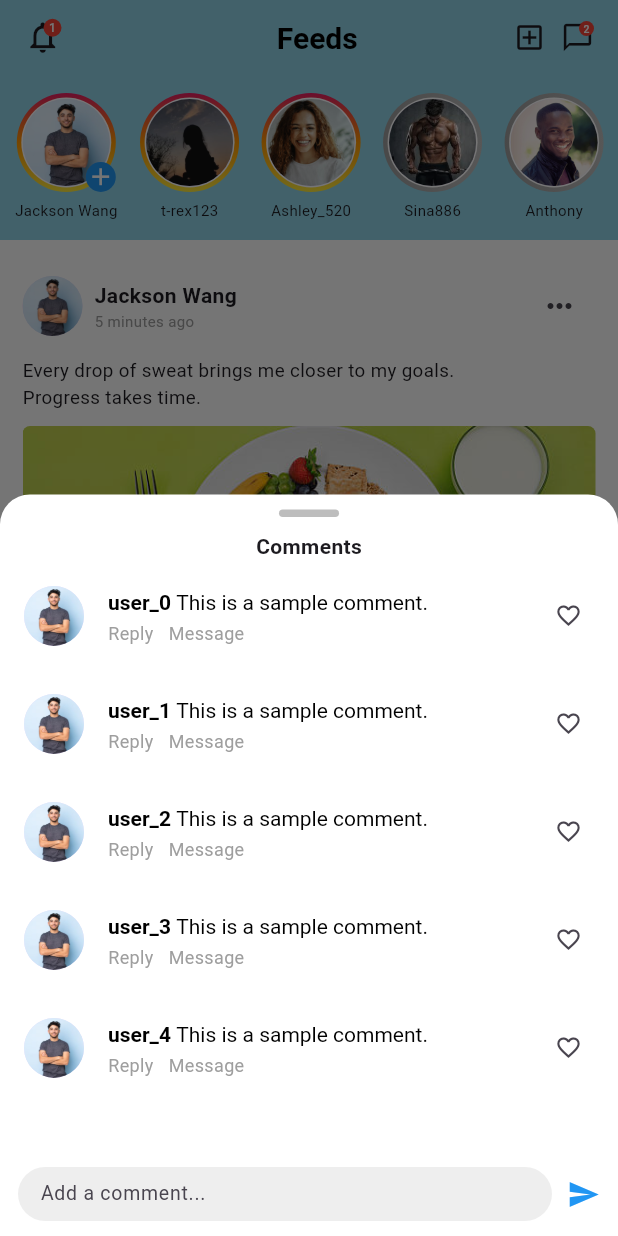
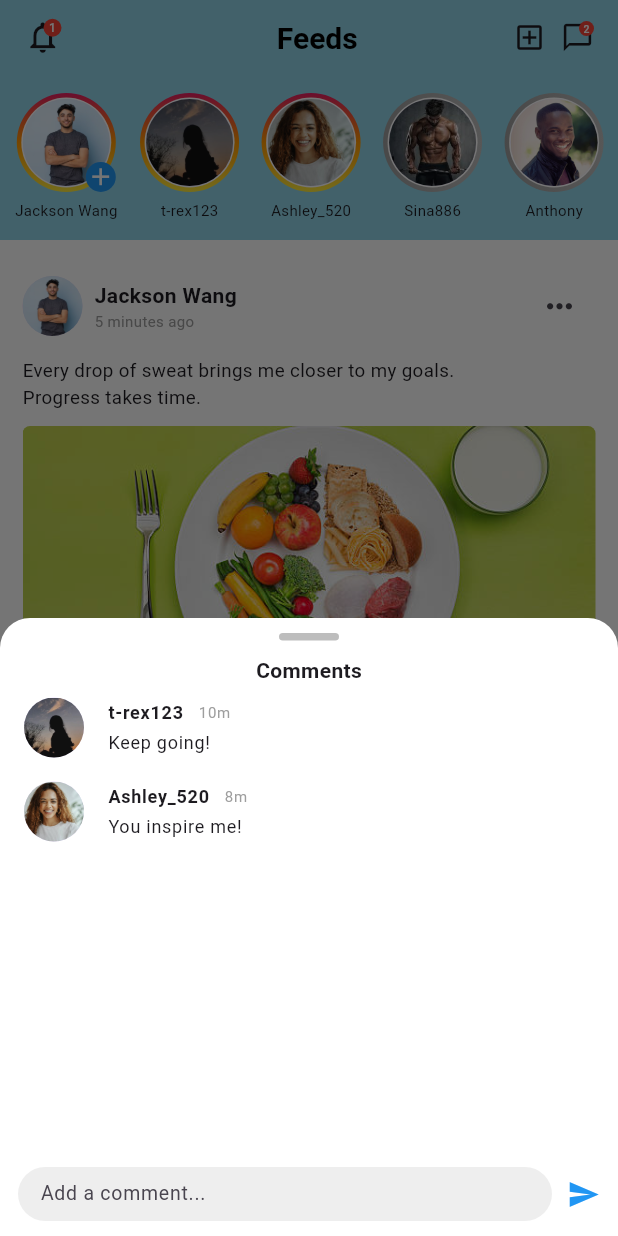
Before and after one commit to RRTeoh/Mobile, a Flutter app: the screen it shows after launch, item 2 of the bottom bar chosen, after a tap on the "comment" icon, on a phone screen of 412 x 824 dp. Run offline on Flutter 3.47's test engine with Material 3 defaults, Android fonts, the phone set to English and light mode, and no system bars; our stand-ins replace flutter_rating_bar, percent_indicator.

Commit message:
pm and comment

```diff
--- a/lib/details/post.dart
+++ b/lib/details/post.dart
@@ -6,9 +6,9 @@ class Posts extends StatefulWidget {
   final String postImage;
   final String caption;
   final String timeAgo;
-  final int likes;
-  final int comments;
+  final int initialLikes;
   final int shares;
+  final List<Map<String, String>> initialComments;
 
   const Posts({
     required this.username,
@@ -16,9 +16,9 @@ class Posts extends StatefulWidget {
     required this.postImage,
     required this.caption,
     required this.timeAgo,
-    required this.likes,
-    required this.comments,
+    required this.initialLikes,
     required this.shares,
+    required this.initialComments,
     super.key,
   });
 
@@ -29,11 +29,14 @@ class Posts extends StatefulWidget {
 class _PostsState extends State<Posts> {
   late int likeCount;
   bool isLiked = false;
+  final TextEditingController _commentController = TextEditingController();
+  List<Map<String, String>> commentList = [];
 
   @override
   void initState() {
     super.initState();
-    likeCount = widget.likes;
+    likeCount = widget.initialLikes;
+    commentList = [...widget.initialComments];
   }
 
   void toggleLike() {
@@ -43,101 +46,112 @@ class _PostsState extends State<Posts> {
     });
   }
 
+  void _submitComment() {
+    String comment = _commentController.text.trim();
+    if (comment.isEmpty) return;
+    setState(() {
+      commentList.add({
+        "user": widget.username,
+        "comment": comment,
+        "avatar": widget.userImage,
+        "time": widget.timeAgo
+      });
+      _commentController.clear();
+    });
+  }
+
   void _showCommentPanel() {
     showModalBottomSheet(
       context: context,
       isScrollControlled: true,
       backgroundColor: Colors.white,
-      shape: RoundedRectangleBorder(
+      shape: const RoundedRectangleBorder(
         borderRadius: BorderRadius.vertical(top: Radius.circular(20)),
       ),
       builder: (context) {
         return Padding(
           padding: EdgeInsets.only(bottom: MediaQuery.of(context).viewInsets.bottom),
           child: DraggableScrollableSheet(
-            initialChildSize: 0.6,
-            minChildSize: 0.4,
-            maxChildSize: 0.95,
+            initialChildSize: 0.5,
+            minChildSize: 0.3,
+            maxChildSize: 0.9,
             expand: false,
-            builder: (context, scrollController) {
+            builder: (_, scrollController) {
               return Column(
                 children: [
-                  // Handle bar and title
                   Container(
                     width: 40,
                     height: 5,
-                    margin: EdgeInsets.symmetric(vertical: 10),
+                    margin: const EdgeInsets.symmetric(vertical: 10),
                     decoration: BoxDecoration(
                       color: Colors.grey[400],
                       borderRadius: BorderRadius.circular(10),
                     ),
                   ),
-                  Text("Comments", style: TextStyle(fontWeight: FontWeight.bold)),
-
-                  // Comment list
+                  const Text("Comments", style: TextStyle(fontWeight: FontWeight.bold)),
                   Expanded(
                     child: ListView.builder(
                       controller: scrollController,
-                      itemCount: 5,
+                      itemCount: commentList.length,
                       itemBuilder: (context, index) {
-                        return Dismissible(
-                          key: Key('comment_$index'),
-                          direction: DismissDirection.endToStart,
-                          background: slideActions(),
-                          child: ListTile(
-                            leading: CircleAvatar(
-                              backgroundImage: AssetImage(widget.userImage),
-                            ),
-                            title: RichText(
-                              text: TextSpan(
-                                style: TextStyle(color: Colors.black),
+                        final item = commentList[index];
+                        return ListTile(
+                          leading: CircleAvatar(
+                            radius: 20,
+                            backgroundImage: AssetImage(item["avatar"] ?? widget.userImage),
+                          ),
+                          title: Column(
+                            crossAxisAlignment: CrossAxisAlignment.start,
+                            children: [
+                              Row(
                                 children: [
-                                  TextSpan(
-                                    text: "user_$index ",
-                                    style: TextStyle(fontWeight: FontWeight.bold),
+                                  Text(
+                                    item['user'] ?? '',
+                                    style: const TextStyle(fontWeight: FontWeight.bold,fontSize:12,),
                                   ),
-                                  TextSpan(text: "This is a sample comment."),
+                                  const SizedBox(width: 10),
+                                  Text(
+                                    item['time'] ?? '',
+                                    style: const TextStyle(fontSize: 10, color: Colors.grey),
+                                  )
                                 ],
                               ),
-                            ),
-                            subtitle: Row(
-                              children: [
-                                Text("Reply", style: TextStyle(fontSize: 12, color: Colors.grey)),
-                                SizedBox(width: 10),
-                                Text("Message", style: TextStyle(fontSize: 12, color: Colors.grey)),
-                              ],
-                            ),
-                            trailing: Icon(Icons.favorite_border, size: 18),
+                              const SizedBox(height: 2),
+                              Text(item['comment'] ?? '', style: const TextStyle(fontSize: 12)),
+                            ],
                           ),
                         );
                       },
                     ),
                   ),
-
-                  // Comment input only (no emoji bar)
                   Padding(
                     padding: const EdgeInsets.symmetric(horizontal: 12, vertical: 10),
                     child: Row(
                       children: [
                         Expanded(
                           child: Container(
-                            padding: EdgeInsets.symmetric(horizontal: 15, vertical: 8),
+                            padding: const EdgeInsets.symmetric(horizontal: 15, vertical: 8),
                             decoration: BoxDecoration(
                               color: Colors.grey[200],
                               borderRadius: BorderRadius.circular(25),
                             ),
                             child: TextField(
-                              decoration: InputDecoration(
+                              controller: _commentController,
+                              decoration: const InputDecoration(
                                 hintText: "Add a comment...",
                                 border: InputBorder.none,
                                 isCollapsed: true,
                               ),
-                              style: TextStyle(fontSize: 13),
+                              style: const TextStyle(fontSize: 13),
+                              onSubmitted: (_) => _submitComment(),
                             ),
                           ),
                         ),
-                        SizedBox(width: 10),
-                        Icon(Icons.send, size: 22, color: Colors.blue),
+                        const SizedBox(width: 10),
+                        GestureDetector(
+                          onTap: _submitComment,
+                          child: const Icon(Icons.send, size: 22, color: Colors.blue),
+                        ),
                       ],
                     ),
                   ),
@@ -147,30 +161,6 @@ class _PostsState extends State<Posts> {
           ),
         );
       },
-    );
-  }
-
-  Widget slideActions() {
-    return Container(
-      alignment: Alignment.centerRight,
-      padding: EdgeInsets.symmetric(horizontal: 15),
-      color: Colors.redAccent,
-      child: Row(
-        mainAxisAlignment: MainAxisAlignment.end,
-        children: [
-          Container(
-            padding: EdgeInsets.all(6),
-            decoration: BoxDecoration(color: Colors.grey[800], shape: BoxShape.circle),
-            child: Icon(Icons.edit, color: Colors.white, size: 16),
-          ),
-          SizedBox(width: 10),
-          Container(
-            padding: EdgeInsets.all(6),
-            decoration: BoxDecoration(color: Colors.red, shape: BoxShape.circle),
-            child: Icon(Icons.delete, color: Colors.white, size: 16),
-          ),
-        ],
-      ),
     );
   }
 
@@ -184,7 +174,7 @@ class _PostsState extends State<Posts> {
       child: ListTile(
         dense: true,
         leading: Icon(icon, size: 22, color: Colors.black),
-        title: Text(title, style: TextStyle(fontSize: 14)),
+        title: Text(title, style: const TextStyle(fontSize: 14)),
       ),
     );
   }
@@ -196,27 +186,29 @@ class _PostsState extends State<Posts> {
       child: Column(
         crossAxisAlignment: CrossAxisAlignment.start,
         children: [
-          // Top bar
           Row(
             children: [
-              CircleAvatar(radius: 20, backgroundImage: AssetImage(widget.userImage)),
-              SizedBox(width: 8),
+              CircleAvatar(
+                radius: 20,
+                backgroundImage: AssetImage(widget.userImage),
+              ),
+              const SizedBox(width: 8),
               Column(
                 crossAxisAlignment: CrossAxisAlignment.start,
                 children: [
-                  Text(widget.username, style: TextStyle(fontWeight: FontWeight.bold)),
-                  Text(widget.timeAgo, style: TextStyle(fontSize: 10, color: Colors.grey)),
+                  Text(widget.username, style: const TextStyle(fontWeight: FontWeight.bold)),
+                  Text(widget.timeAgo, style: const TextStyle(fontSize: 10, color: Colors.grey)),
                 ],
               ),
-              Spacer(),
+              const Spacer(),
               IconButton(
-                icon: Icon(Icons.more_horiz),
+                icon: const Icon(Icons.more_horiz, size: 25),
                 onPressed: () {
                   showModalBottomSheet(
                     context: context,
                     builder: (context) {
                       return ClipRRect(
-                        borderRadius: BorderRadius.vertical(top: Radius.circular(20)),
+                        borderRadius: const BorderRadius.vertical(top: Radius.circular(20)),
                         child: Container(
                           color: Colors.grey[100],
                           padding: const EdgeInsets.symmetric(vertical: 20, horizontal: 15),
@@ -226,19 +218,20 @@ class _PostsState extends State<Posts> {
                               Container(
                                 width: 40,
                                 height: 5,
-                                margin: EdgeInsets.only(bottom: 15),
+                                margin: const EdgeInsets.only(bottom: 15),
                                 decoration: BoxDecoration(
                                   color: Colors.grey[400],
                                   borderRadius: BorderRadius.circular(10),
                                 ),
                               ),
                               _buildOptionTile(Icons.bookmark_outline, 'Save'),
-                              SizedBox(height: 10),
+                              const SizedBox(height: 10),
                               _buildOptionTile(Icons.star_outline, 'Add to Favourites'),
-                              SizedBox(height: 10),
+                              const SizedBox(height: 10),
                               _buildOptionTile(Icons.person_outline, 'About this account'),
-                              SizedBox(height: 10),
+                              const SizedBox(height: 10),
                               _buildOptionTile(Icons.hide_source, 'Hide'),
+                              const SizedBox(height: 10),
                             ],
                           ),
                         ),
@@ -249,23 +242,19 @@ class _PostsState extends State<Posts> {
               ),
             ],
           ),
-
-          SizedBox(height: 10),
-
-          Text(widget.caption, style: TextStyle(fontSize: 12.5)),
-          SizedBox(height: 10),
-
-          SizedBox(
-            height: 185,
-            width: double.infinity,
-            child: ClipRRect(
-              borderRadius: BorderRadius.circular(5),
-              child: Image.asset(widget.postImage, fit: BoxFit.cover),
+          const SizedBox(height: 10),
+          Text(widget.caption, style: const TextStyle(fontSize: 12.5)),
+          const SizedBox(height: 10),
+          ClipRRect(
+            borderRadius: BorderRadius.circular(5),
+            child: Image.asset(
+              widget.postImage,
+              height: 185,
+              width: double.infinity,
+              fit: BoxFit.cover,
             ),
           ),
-
-          SizedBox(height: 6),
-
+          const SizedBox(height: 6),
           Row(
             children: [
               GestureDetector(
@@ -276,47 +265,20 @@ class _PostsState extends State<Posts> {
                   size: 18,
                 ),
               ),
-              SizedBox(width: 4),
-              Text('$likeCount', style: TextStyle(fontSize: 13)),
-              SizedBox(width: 16),
+              const SizedBox(width: 4),
+              Text('$likeCount', style: const TextStyle(fontSize: 13)),
+              const SizedBox(width: 16),
               GestureDetector(
                 onTap: _showCommentPanel,
-                child: Icon(Icons.comment_outlined, size: 18),
+                child: const Icon(Icons.comment_outlined, size: 18),
               ),
-              SizedBox(width: 4),
-              Text('${widget.comments}', style: TextStyle(fontSize: 13)),
-              SizedBox(width: 16),
-              Icon(Icons.share_outlined, size: 18),
-              SizedBox(width: 4),
-              Text('${widget.shares}', style: TextStyle(fontSize: 11)),
+              const SizedBox(width: 4),
+              Text('${commentList.length}', style: const TextStyle(fontSize: 13)),
+              const SizedBox(width: 16),
+              const Icon(Icons.share_outlined, size: 18),
+              const SizedBox(width: 4),
+              Text('${widget.shares}', style: const TextStyle(fontSize: 11)),
             ],
-          ),
-
-          SizedBox(height: 10),
-
-          Container(
-            height: 36,
-            padding: EdgeInsets.symmetric(horizontal: 10),
-            decoration: BoxDecoration(
-              color: Colors.grey[200],
-              borderRadius: BorderRadius.circular(18),
-            ),
-            child: Row(
-              children: [
-                Expanded(
-                  child: TextField(
-                    style: TextStyle(fontSize: 12),
-                    decoration: InputDecoration(
-                      border: InputBorder.none,
-                      hintText: "comment on ${widget.username}'s post",
-                      hintStyle: TextStyle(fontSize: 12),
-                      contentPadding: EdgeInsets.only(bottom: 14),
-                    ),
-                  ),
-                ),
-                Icon(Icons.send, size: 18),
-              ],
-            ),
           ),
         ],
       ),
--- a/lib/screens/feed_page.dart
+++ b/lib/screens/feed_page.dart
@@ -102,8 +102,11 @@ class FeedPage extends StatelessWidget {
               postImage: 'assets/images/post_pic1.jpg',
               caption: 'Every drop of sweat brings me closer to my goals.\nProgress takes time.',
               timeAgo: '5 minutes ago',
-              likes: 8,
-              comments: 5,
+              initialLikes: 8,
+              initialComments: [
+                {"user": "t-rex123", "comment": "Keep going!", "avatar": "assets/images/pic2.jpg", "time": "10m"},
+                {"user": "Ashley_520", "comment": "You inspire me!", "avatar": "assets/images/pic3.jpg", "time": "8m"},
+              ],
               shares: 2,
             ),
             Posts(
@@ -112,8 +115,12 @@ class FeedPage extends StatelessWidget {
               postImage: 'assets/images/post_pic2.jpg',
               caption: 'Fuel your body with good food and strong intentions!',
               timeAgo: '12 minutes ago',
-              likes: 12,
-              comments: 11,
+              initialLikes: 12,
+              initialComments:[
+              {"user": "Sina886", "comment": "Burning!!", "avatar": "assets/images/pic4.jpg", "time": "5m"},
+              {"user": "Jackson Wang", "comment": "Love it", "avatar": "assets/images/pic1.jpg", "time": "4m"},
+              {"user": "Ryu_Ken", "comment": "Rock it", "avatar": "assets/images/pic6.jpg", "time": "just now"},
+              ],
               shares: 1,
             ),
           ],
```
Also changed, not shown: lib/screens/chat_page.dart (+5 -5 lines), lib/screens/private_chat.dart (+38 -28 lines).
